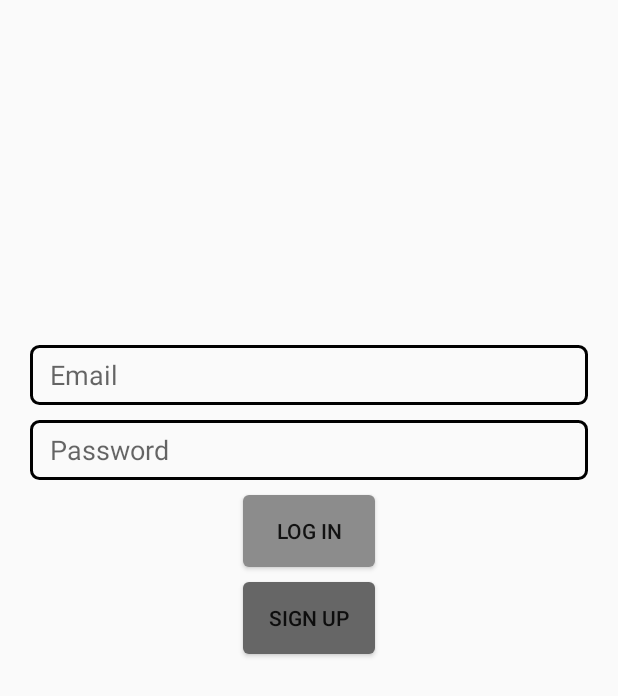
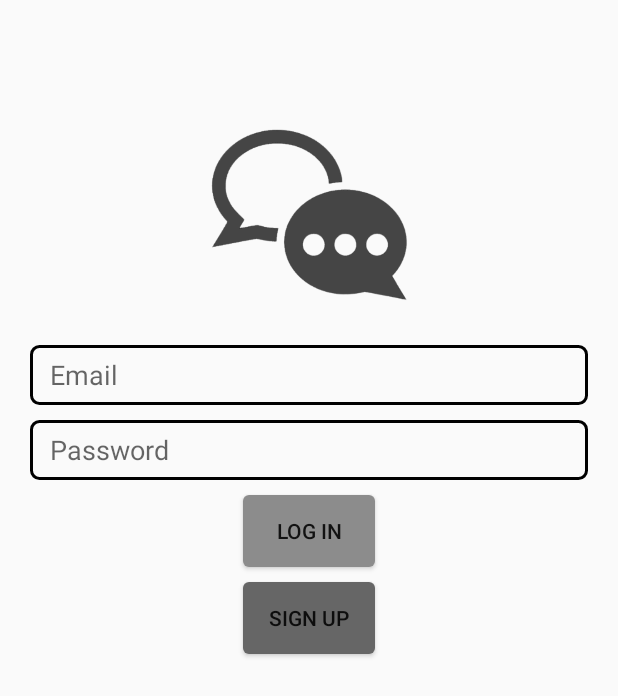
Before and after one commit to falmeida42/ChatApp, an Android app: the screen it shows after launch (Login), on a phone screen of 412 x 824 dp. Shown: the top 696 px of the screen. Run offline under Robolectric (Android 15) with nearby library versions, the phone set to English and light mode, and no system bars; our stand-ins replace Firebase (no records; nobody signed in at launch, a user with empty details on screens opened directly).

Commit message:
Image Added

```diff
--- a/app/src/main/res/layout/activity_login.xml
+++ b/app/src/main/res/layout/activity_login.xml
@@ -8,6 +8,7 @@
 
     <ImageView
         android:id="@+id/app_logo"
+        android:src="@drawable/logochatapp"
         android:layout_width="150dp"
         android:layout_height="150dp"
         android:layout_centerHorizontal="true"
--- a/app/src/main/res/layout/activity_sign_up.xml
+++ b/app/src/main/res/layout/activity_sign_up.xml
@@ -8,6 +8,7 @@
 
     <ImageView
         android:id="@+id/app_logo"
+        android:src="@drawable/logochatapp"
         android:layout_width="150dp"
         android:layout_height="150dp"
         android:layout_centerHorizontal="true"
```
Also changed, not shown: app/src/main/res/drawable/logochatapp.png (added).
